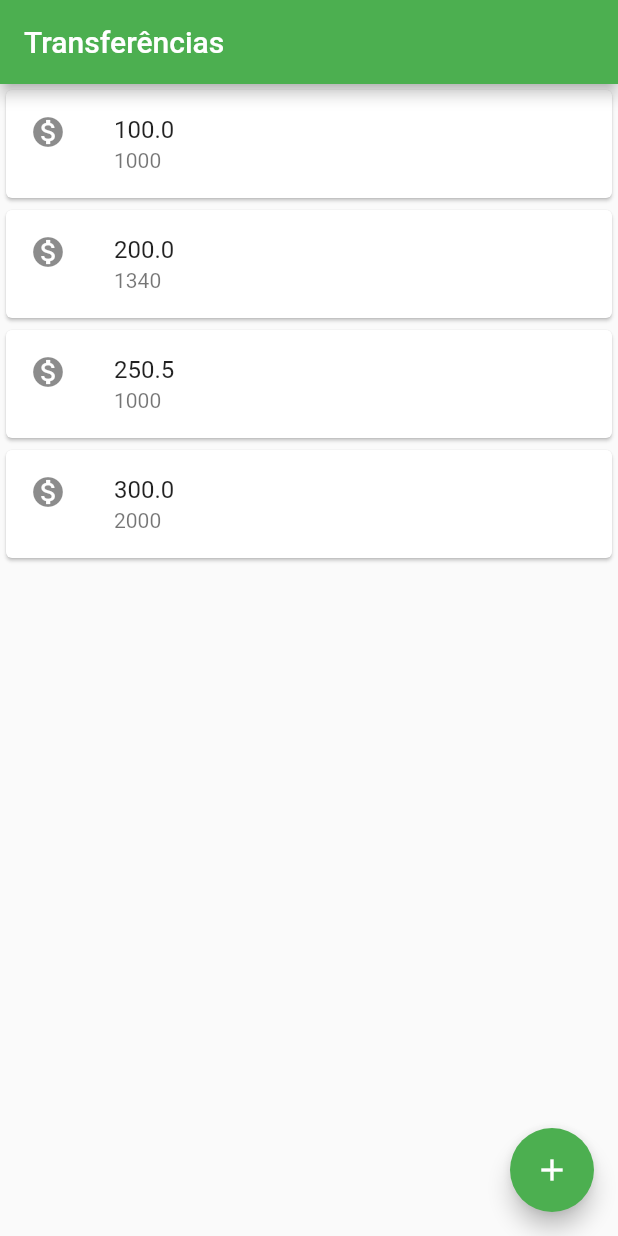
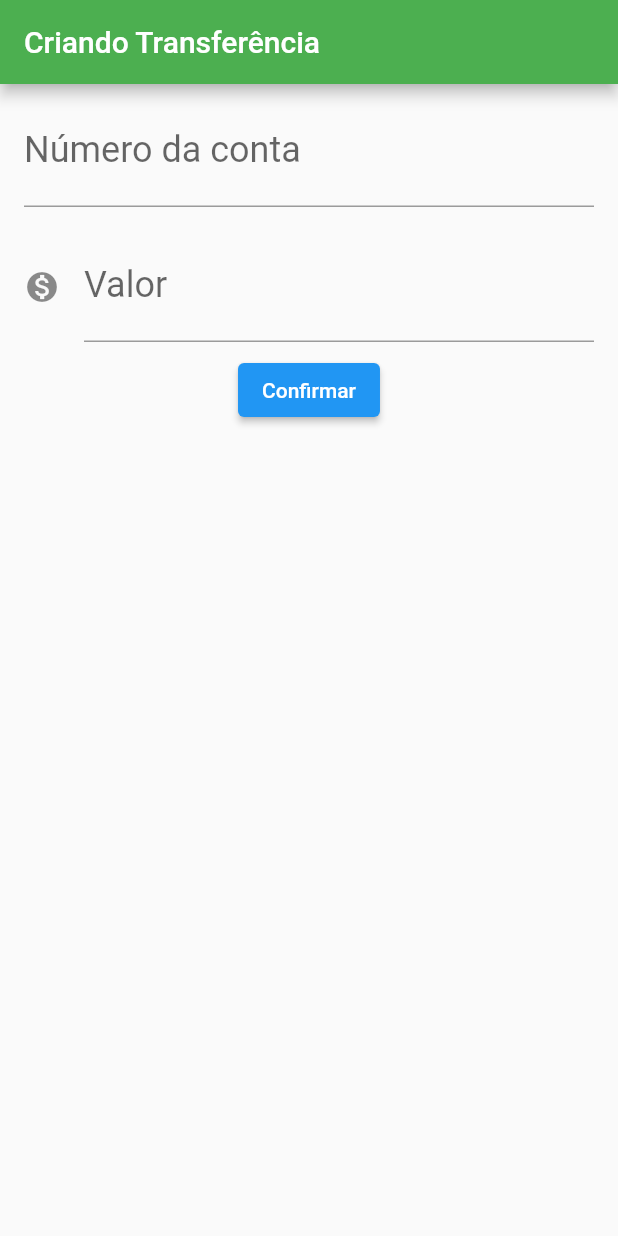
Before and after one commit to ronaldemanuel/bytebank, a Flutter app: the screen it shows after launch, on a phone screen of 412 x 824 dp. Run offline on Flutter 3.47's test engine with Material 2 defaults, Android fonts, the phone set to English and light mode, and no system bars.

Commit message:
window from trasnfer formulary

```diff
--- a/lib/main.dart
+++ b/lib/main.dart
@@ -1,59 +1,19 @@
 import 'package:flutter/material.dart';
+import 'transfer_list.dart';
+import 'transfer_form.dart';
 
 void main() {
-  runApp(
-    MaterialApp(
-      home: Scaffold(
-        appBar: AppBar(
-          title: Text('Transferências'),
-          backgroundColor: Colors.green,
-        ),
-        body: TransferList(),
-        floatingActionButton: FloatingActionButton(
-          onPressed: () {},
-          child: Icon(Icons.add),
-          backgroundColor: Colors.green,
-        ),
-      ),
-      debugShowCheckedModeBanner: false,
-    ),
-  );
+  runApp(ByteBankApp());
 }
 
-class TransferList extends StatelessWidget {
-  @override
-  Widget build(BuildContext context) {
-    return ListView(
-      children: [
-        TransferItem(Transfer(100.0, 1000)),
-        TransferItem(Transfer(200.0, 1340)),
-        TransferItem(Transfer(250.5, 1000)),
-        TransferItem(Transfer(300.0, 2000)),
-      ],
-    );
-  } // O conteúdo do widget é imutável
-}
-
-class TransferItem extends StatelessWidget {
-  final Transfer _transfer;
-
-  TransferItem(this._transfer);
+class ByteBankApp extends StatelessWidget {
+  const ByteBankApp({Key? key}) : super(key: key);
 
   @override
   Widget build(BuildContext context) {
-    return Card(
-      child: ListTile(
-        leading: Icon(Icons.monetization_on),
-        title: Text(_transfer.value.toString()),
-        subtitle: Text(_transfer.accountNumber.toString()),
-      ),
+    return MaterialApp(
+      home: TransferForm(),
+      debugShowCheckedModeBanner: false,
     );
   }
 }
-
-class Transfer {
-  final double value;
-  final int accountNumber;
-
-  Transfer(this.value, this.accountNumber);
-}
--- /dev/null
+++ b/lib/transfer_form.dart
@@ -0,0 +1,52 @@
+import 'package:flutter/material.dart';
+
+class TransferForm extends StatelessWidget {
+  const TransferForm({Key? key}) : super(key: key);
+
+  @override
+  Widget build(BuildContext context) {
+    return Scaffold(
+      appBar: AppBar(
+        title: Text('Criando Transferência'),
+        backgroundColor: Colors.green,
+      ),
+      body: Column(
+        children: [
+          Padding(
+            padding:
+                const EdgeInsets.symmetric(horizontal: 16.0, vertical: 8.0),
+            child: TextField(
+              style: TextStyle(
+                fontSize: 24,
+              ),
+              decoration: InputDecoration(
+                labelText: 'Número da conta',
+                hintText: '0000',
+              ),
+              keyboardType: TextInputType.number,
+            ),
+          ),
+          Padding(
+            padding:
+                const EdgeInsets.symmetric(horizontal: 16.0, vertical: 8.0),
+            child: TextField(
+              style: TextStyle(
+                fontSize: 24,
+              ),
+              decoration: InputDecoration(
+                icon: Icon(Icons.monetization_on),
+                labelText: 'Valor',
+                hintText: '0.00',
+              ),
+              keyboardType: TextInputType.number,
+            ),
+          ),
+          ElevatedButton(
+            onPressed: () {},
+            child: Text('Confirmar'),
+          ),
+        ],
+      ),
+    );
+  }
+}
```
Also changed, not shown: lib/transfer_list.dart (added, +50 -0 lines).
